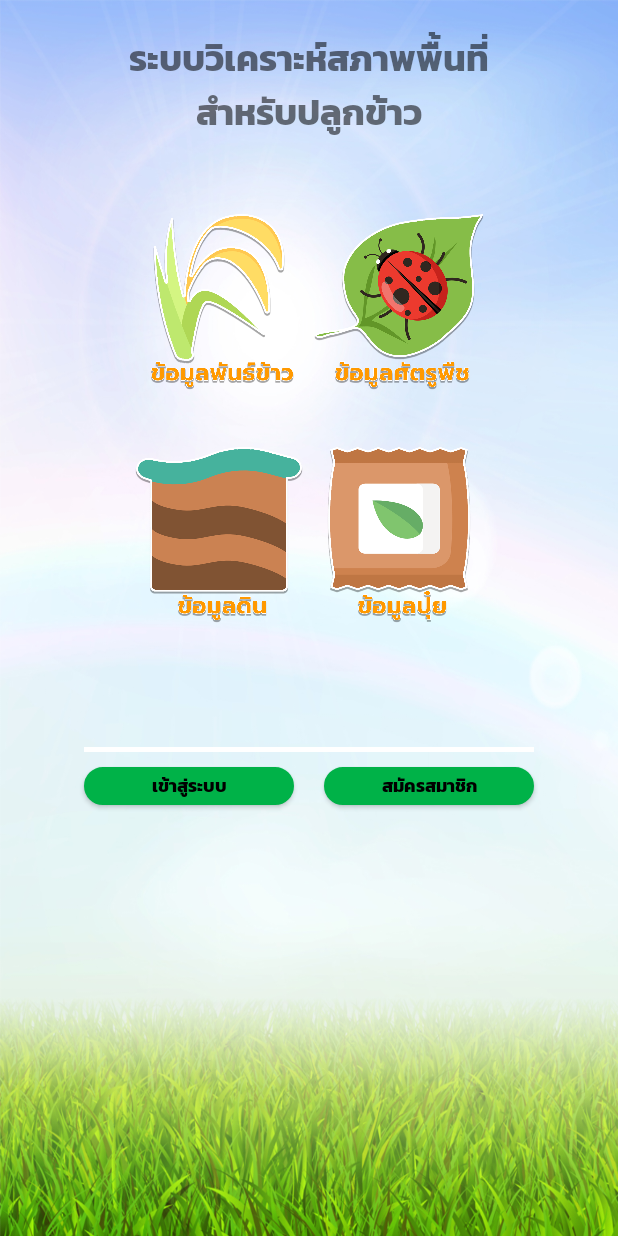
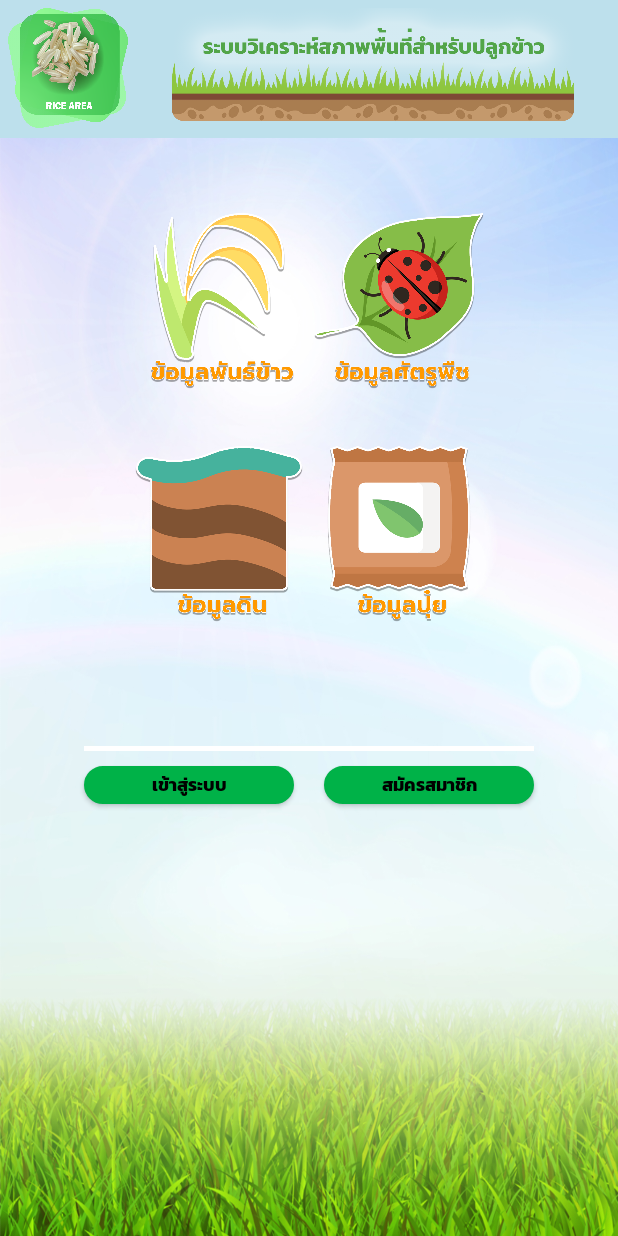
Before and after one commit to LionPK/DemoRice, an Android app: the screen it shows after launch (MainActivity), on a phone screen of 412 x 824 dp. Run offline under Robolectric (Android 15) with nearby library versions, the phone set to English and light mode, and no system bars.

Commit message:
uodate logo

```diff
--- a/app/src/main/res/layout/activity_main.xml
+++ b/app/src/main/res/layout/activity_main.xml
@@ -19,24 +19,27 @@
         tools:layout_editor_absoluteX="62dp"
         tools:layout_editor_absoluteY="0dp">
 
-        <TextView
-            android:id="@+id/space1"
+
+        <TableRow
+            android:id="@+id/head"
             android:layout_width="match_parent"
-            android:layout_height="20dp" />
+            android:layout_height="92dp"
+            android:background="#bde0ec"
+            android:paddingLeft="5dp"
+            android:paddingTop="5dp">
 
-        <TextView
-            android:id="@+id/title"
-            android:layout_width="300dp"
-            android:layout_height="wrap_content"
-            android:layout_gravity="center_horizontal"
-            android:fontFamily="@font/kanit_bold"
-            android:text="ระบบวิเคราะห์สภาพพื้นที่สำหรับปลูกข้าว"
-            android:textAlignment="center"
-            android:textSize="24sp"
-            tools:ignore="MissingConstraints"
-            tools:layout_editor_absoluteX="42dp"
-            tools:layout_editor_absoluteY="48dp" />
+            <ImageButton
+                android:id="@+id/imageButton"
+                android:layout_width="80dp"
+                android:layout_height="80dp"
+                android:background="@drawable/logo" />
 
+            <ImageView
+                android:id="@+id/imageView"
+                android:layout_width="wrap_content"
+                android:layout_height="75dp"
+                app:srcCompat="@drawable/title" />
+        </TableRow>
 
         <TextView
             android:id="@+id/space2"
```
Also changed, not shown: app/src/main/res/drawable/logo.png (added), app/src/main/res/drawable/title.png (added).
